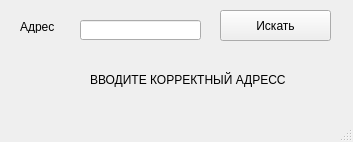
Before: the Qt Designer form bebrar.ui in detdomboy228/big_API_project, drawn with Qt 5.
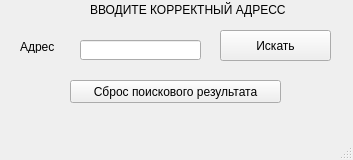
After: the same form once the commit is applied.

```diff
--- a/bebrar.ui
+++ b/bebrar.ui
@@ -7,7 +7,7 @@
     <x>0</x>
     <y>0</y>
     <width>353</width>
-    <height>142</height>
+    <height>160</height>
    </rect>
   </property>
   <property name="windowTitle">
@@ -18,7 +18,7 @@
     <property name="geometry">
      <rect>
       <x>20</x>
-      <y>20</y>
+      <y>40</y>
       <width>47</width>
       <height>13</height>
      </rect>
@@ -31,7 +31,7 @@
     <property name="geometry">
      <rect>
       <x>80</x>
-      <y>20</y>
+      <y>40</y>
       <width>121</width>
       <height>20</height>
      </rect>
@@ -41,7 +41,7 @@
     <property name="geometry">
      <rect>
       <x>220</x>
-      <y>10</y>
+      <y>30</y>
       <width>111</width>
       <height>31</height>
      </rect>
@@ -54,7 +54,7 @@
     <property name="geometry">
      <rect>
       <x>90</x>
-      <y>70</y>
+      <y>0</y>
       <width>211</width>
       <height>20</height>
      </rect>
@@ -63,6 +63,19 @@
      <string>ВВОДИТЕ КОРРЕКТНЫЙ АДРЕСС</string>
     </property>
    </widget>
+   <widget class="QPushButton" name="btn2">
+    <property name="geometry">
+     <rect>
+      <x>70</x>
+      <y>80</y>
+      <width>211</width>
+      <height>23</height>
+     </rect>
+    </property>
+    <property name="text">
+     <string>Сброс поискового результата</string>
+    </property>
+   </widget>
   </widget>
   <widget class="QMenuBar" name="menubar">
    <property name="geometry">
```
